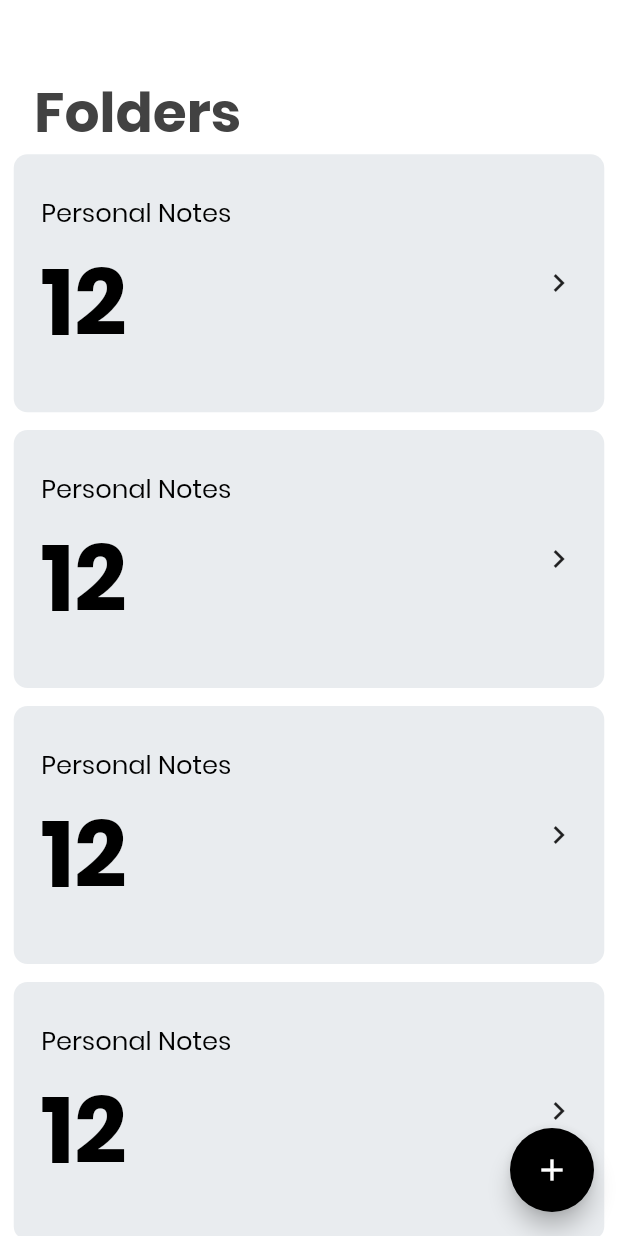
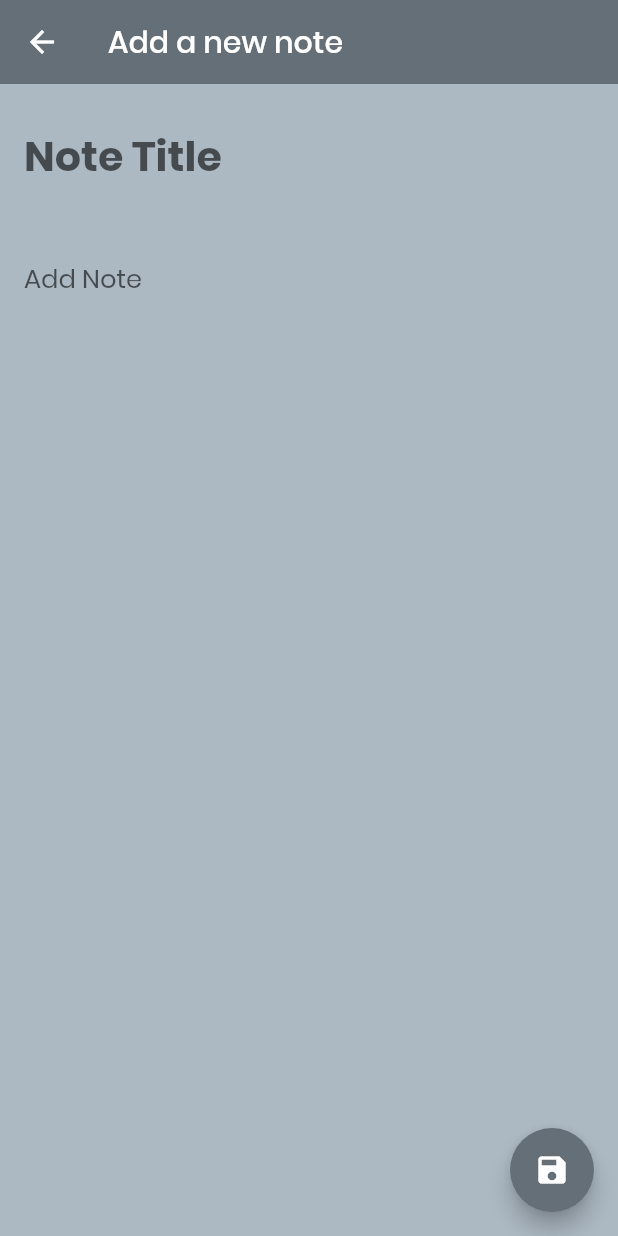
Before and after one commit to anggitwr/learn-bloc, a Flutter app: the screen it shows after launch, after a tap on the "add" icon, on a phone screen of 412 x 824 dp. Run offline on Flutter 3.47's test engine with Material 2 defaults, Android fonts, the phone set to English and light mode, and no system bars; our stand-ins replace bloc, flutter_bloc, flutter_screenutil.

Commit message:
add AddPage

```diff
--- a/lib/main.dart
+++ b/lib/main.dart
@@ -1,6 +1,8 @@
 import 'package:flutter/material.dart';
 import 'package:flutter_screenutil/flutter_screenutil.dart';
+import 'package:learn_bloc/presentation/pages/addd/addd_view.dart';
 import 'package:learn_bloc/presentation/pages/discover/discover_view.dart';
+import 'package:learn_bloc/presentation/pages/welcome/login/login_view.dart';
 
 void main() {
   runApp(const MyApp());
--- /dev/null
+++ b/lib/presentation/pages/addd/addd_cubit.dart
@@ -0,0 +1,7 @@
+import 'package:bloc/bloc.dart';
+
+import 'addd_state.dart';
+
+class AdddCubit extends Cubit<AdddState> {
+  AdddCubit() : super(AdddState().init());
+}
--- /dev/null
+++ b/lib/presentation/pages/addd/addd_state.dart
@@ -0,0 +1,9 @@
+class AdddState {
+  AdddState init() {
+    return AdddState();
+  }
+
+  AdddState clone() {
+    return AdddState();
+  }
+}
--- /dev/null
+++ b/lib/presentation/pages/addd/addd_view.dart
@@ -0,0 +1,64 @@
+import 'package:flutter/material.dart';
+import 'package:flutter_bloc/flutter_bloc.dart';
+import 'package:flutter_screenutil/flutter_screenutil.dart';
+import 'package:learn_bloc/config/config.dart';
+import 'package:learn_bloc/utils/extension/double_extension.dart';
+
+import 'addd_cubit.dart';
+
+class AdddPage extends StatelessWidget {
+  const AdddPage({super.key});
+
+  @override
+  Widget build(BuildContext context) {
+    return BlocProvider(
+      create: (BuildContext context) => AdddCubit(),
+      child: Builder(builder: (context) => _buildPage(context)),
+    );
+  }
+
+  Widget _buildPage(BuildContext context) {
+    final cubit = BlocProvider.of<AdddCubit>(context);
+
+    return Scaffold(
+        backgroundColor: AppColor.ink03,
+        appBar: AppBar(
+          backgroundColor: AppColor.ink02,
+          elevation: 0.0,
+          title: const Text(
+            "Add a new note",
+            style: TextStyle(color: AppColor.ink06),
+          ),
+        ),
+        body: Padding(
+          padding: const EdgeInsets.all(16),
+          child: Column(
+            crossAxisAlignment: CrossAxisAlignment.start,
+            children: [
+              TextField(
+                // controller: ,
+                decoration: const InputDecoration(
+                  border: InputBorder.none,
+                  hintText: 'Note Title',
+                ),
+                style: AppFont.title,
+              ),
+              20.0.height,
+              TextField(
+                decoration: const InputDecoration(
+                  border: InputBorder.none,
+                  hintText: 'Add Note',
+                ),
+                style: AppFont.textnormal,
+              ),
+            ],
+          ),
+        ),
+      floatingActionButton: FloatingActionButton(
+        backgroundColor: AppColor.ink02,
+        onPressed: (){},
+        child: const Icon(Icons.save),
+      ),
+    );
+  }
+}
--- a/lib/presentation/pages/discover/discover_view.dart
+++ b/lib/presentation/pages/discover/discover_view.dart
@@ -1,9 +1,10 @@
 import 'package:flutter/material.dart';
 import 'package:flutter_bloc/flutter_bloc.dart';
 import 'package:learn_bloc/config/theme/app_color.dart';
-import 'package:learn_bloc/presentation/pages/discover/component/bottom_menu.dart';
+import 'package:learn_bloc/presentation/pages/addd/addd_view.dart';
 import 'package:learn_bloc/presentation/pages/discover/discover_state.dart';
-import 'package:learn_bloc/presentation/pages/welcome/login/plan/plan_view.dart';
+import 'package:learn_bloc/presentation/pages/discover/plan/plan_view.dart';
+
 
 import 'discover_cubit.dart';
 
@@ -27,17 +28,19 @@ class DiscoverPage extends StatelessWidget {
         children: [
           Expanded(child: BlocBuilder<DiscoverCubit, DiscoverState>(
             builder: (context, state) {
-              return state.selectIndex == 0
-                  ? PlanPage()
-                  : state.selectIndex == 1
-                      ? Container(
-                          color: AppColor.ink05,
-                        )
-                      : Container(
-                          color: AppColor.ink05,
-                        );
-            },
-          )),
+              return const PlanPage();
+              // return state.selectIndex == 0
+              //     ? const PlanPage();
+                  // : state.selectIndex == 1
+                  //     ? Container(
+                  //         color: AppColor.ink05,
+                  //       )
+                  //     : Container(
+                  //         color: AppColor.ink05,
+                  //       );
+            }
+          ),
+          ),
           // BlocBuilder<DiscoverCubit, DiscoverState>(
           //   builder: (context, state) {
           //     return BottomMenu(cubit: cubit);
@@ -47,8 +50,12 @@ class DiscoverPage extends StatelessWidget {
       ),
       floatingActionButton: FloatingActionButton(
         backgroundColor: Colors.black,
-        child: Icon(Icons.add),
-        onPressed: () async {},
+        child: const Icon(Icons.add),
+        onPressed: () async {
+          await Navigator.of(context).push(
+            MaterialPageRoute(builder: (context) => const AdddPage())
+          );
+        },
       ),
     );
   }
--- a/lib/presentation/pages/welcome/login/plan/component/your_plan.dart
+++ b/lib/presentation/pages/discover/plan/component/your_plan.dart
@@ -1,7 +1,8 @@
 import 'package:flutter/material.dart';
 import 'package:flutter_bloc/flutter_bloc.dart';
 import 'package:learn_bloc/config/config.dart';
-import 'package:learn_bloc/presentation/pages/welcome/login/plan/plan_cubit.dart';
+import 'package:learn_bloc/presentation/pages/discover/plan/plan_cubit.dart';
+
 
 class YourPlan extends StatelessWidget {
   const YourPlan({Key? key}) : super(key: key);
@@ -19,7 +20,8 @@ class YourPlan extends StatelessWidget {
   Widget _header() {
     return Padding(
       padding: EdgeInsets.only(
-          left: AppDimen.w20, right: AppDimen.w10, top: AppDimen.h40),
+          left: AppDimen.w20, right: AppDimen.w10, top: AppDimen.h40
+      ),
       child: Row(
         children: [
           Text("Folders", style: AppFont.paragraf1),
@@ -39,7 +41,7 @@ class YourPlan extends StatelessWidget {
 
   Widget _folderItem() {
     return Container(
-      height: 172,
+      height: 150,
       margin: EdgeInsets.only(
           bottom: AppDimen.h10,
           left: AppDimen.w8,
@@ -61,13 +63,13 @@ class YourPlan extends StatelessWidget {
               mainAxisSize: MainAxisSize.min,
               children: [
                 Text(
-                  "Personal Notes",
+                  "Title",
+                  style: AppFont.title,
+                ),
+                Text(
+                  "isi note",
                   style: AppFont.textnormal,
                 ),
-                Text(
-                  "12",
-                  style: AppFont.hero,
-                )
               ],
             ),
           ),
--- a/lib/presentation/pages/welcome/login/plan/plan_view.dart
+++ b/lib/presentation/pages/discover/plan/plan_view.dart
@@ -1,6 +1,6 @@
 import 'package:flutter/material.dart';
 import 'package:flutter_bloc/flutter_bloc.dart';
-import 'package:learn_bloc/presentation/pages/welcome/login/plan/component/your_plan.dart';
+import 'package:learn_bloc/presentation/pages/discover/plan/component/your_plan.dart';
 
 import 'plan_cubit.dart';
 import 'plan_state.dart';
```
Also changed, not shown: lib/presentation/pages/discover/plan/plan_cubit.dart (renamed from lib/presentation/pages/welcome/login/plan/plan_cubit.dart), lib/presentation/pages/discover/plan/plan_state.dart (renamed from lib/presentation/pages/welcome/login/plan/plan_state.dart).
